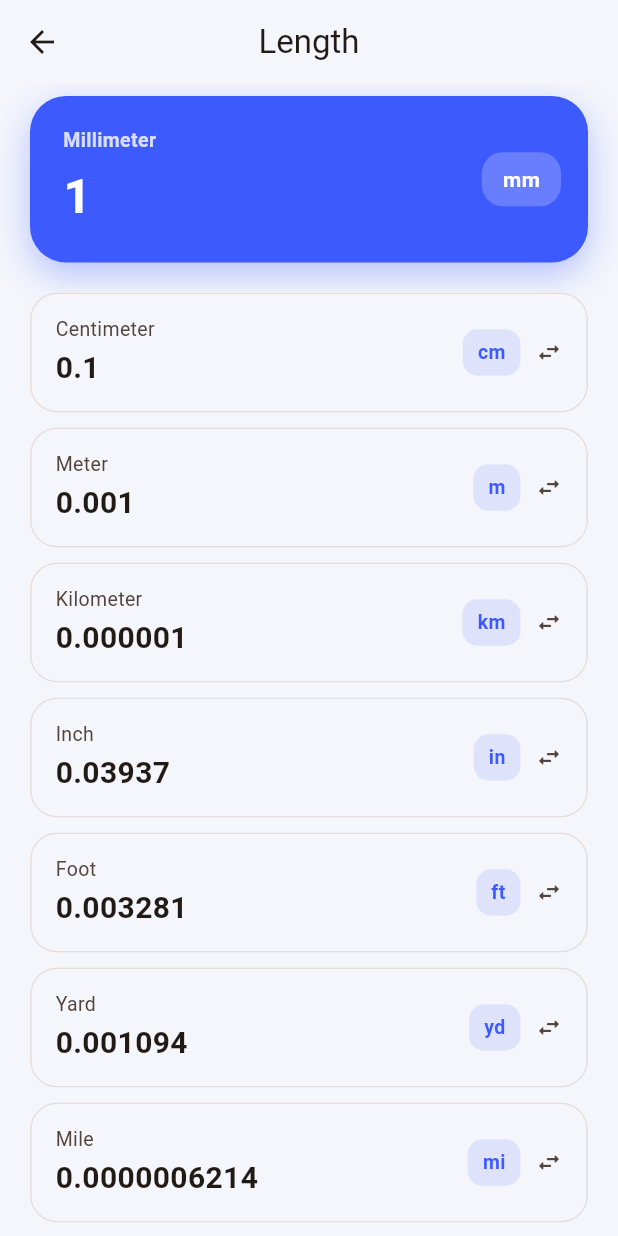
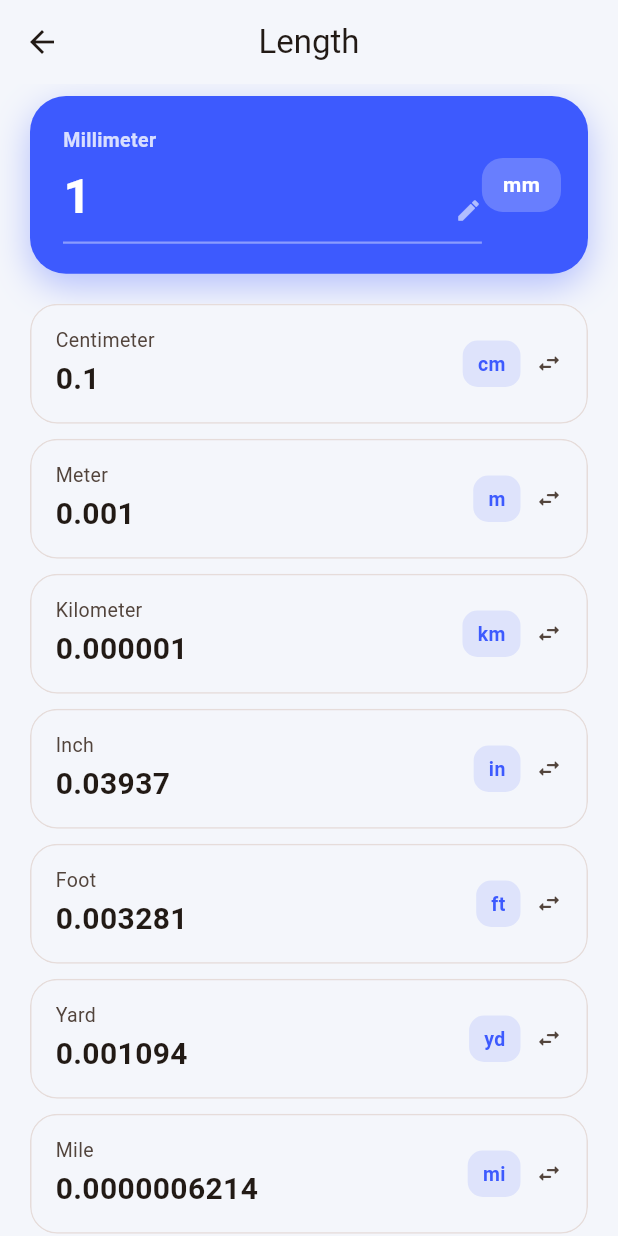
Before and after one commit to johncarlo-dizon/umbra, a Flutter app: the UnitConverterHomeScreen screen opened by its route, after a tap on "Length", on a phone screen of 412 x 824 dp. Run offline on Flutter 3.47's test engine with Material 3 defaults, Android fonts, the light colour scheme and no system bars; our stand-ins replace cached_network_image, go_router, shared_preferences, supabase_flutter; accounts and stored records are empty.

Commit message:
unit responsiveness

```diff
--- a/lib/apps/unit_converter/screens/unit_converter_detail_screen.dart
+++ b/lib/apps/unit_converter/screens/unit_converter_detail_screen.dart
@@ -79,6 +79,10 @@ class _UnitConverterDetailScreenState extends State<UnitConverterDetailScreen> {
         elevation: 0,
       ),
       body: SafeArea(
+        child: Align(
+          alignment: Alignment.topCenter,
+          child: ConstrainedBox(
+            constraints: const BoxConstraints(maxWidth: 480),
             child: Column(
               children: [
                 Padding(
@@ -98,6 +102,8 @@ class _UnitConverterDetailScreenState extends State<UnitConverterDetailScreen> {
                   ),
                 ),
               ],
+            ),
+          ),
         ),
       ),
     );
@@ -136,7 +142,25 @@ class _UnitConverterDetailScreenState extends State<UnitConverterDetailScreen> {
                   ),
                 ),
                 const SizedBox(height: 4),
-                TextField(
+                Container(
+                  // The underline + edit icon are the affordance that tells
+                  // the user this number is editable — without it, this
+                  // looked visually identical to the read-only "0" values
+                  // in the result rows below, with no cue to tap and type.
+                  padding: const EdgeInsets.only(bottom: 6),
+                  decoration: BoxDecoration(
+                    border: Border(
+                      bottom: BorderSide(
+                        color: Colors.white.withValues(alpha: 0.4),
+                        width: 1.5,
+                      ),
+                    ),
+                  ),
+                  child: Row(
+                    crossAxisAlignment: CrossAxisAlignment.end,
+                    children: [
+                      Expanded(
+                        child: TextField(
                           controller: _inputController,
                           focusNode: _inputFocusNode,
                           autofocus: false,
@@ -162,6 +186,18 @@ class _UnitConverterDetailScreenState extends State<UnitConverterDetailScreen> {
                             focusedBorder: InputBorder.none,
                             errorBorder: InputBorder.none,
                             disabledBorder: InputBorder.none,
+                          ),
+                        ),
+                      ),
+                      Padding(
+                        padding: const EdgeInsets.only(left: 8, bottom: 6),
+                        child: Icon(
+                          Icons.edit_rounded,
+                          size: 18,
+                          color: Colors.white.withValues(alpha: 0.6),
+                        ),
+                      ),
+                    ],
                   ),
                 ),
               ],
--- a/lib/apps/unit_converter/screens/unit_converter_home_screen.dart
+++ b/lib/apps/unit_converter/screens/unit_converter_home_screen.dart
@@ -47,6 +47,10 @@ class _UnitConverterHomeScreenState extends State<UnitConverterHomeScreen> {
         scrolledUnderElevation: 0,
       ),
       body: SafeArea(
+        child: Align(
+          alignment: Alignment.topCenter,
+          child: ConstrainedBox(
+            constraints: const BoxConstraints(maxWidth: 480),
             child: CustomScrollView(
               slivers: [
                 SliverPadding(
@@ -107,12 +111,15 @@ class _UnitConverterHomeScreenState extends State<UnitConverterHomeScreen> {
                         padding: const EdgeInsets.fromLTRB(20, 0, 20, 24),
                         sliver: SliverList.separated(
                           itemCount: _filtered.length,
-                      separatorBuilder: (_, __) => const SizedBox(height: 12),
+                          separatorBuilder: (_, __) =>
+                              const SizedBox(height: 12),
                           itemBuilder: (context, index) =>
                               _categoryCard(scheme, _filtered[index]),
                         ),
                       ),
               ],
+            ),
+          ),
         ),
       ),
     );
```
Lines whose indentation alone changed are shown as unchanged.
